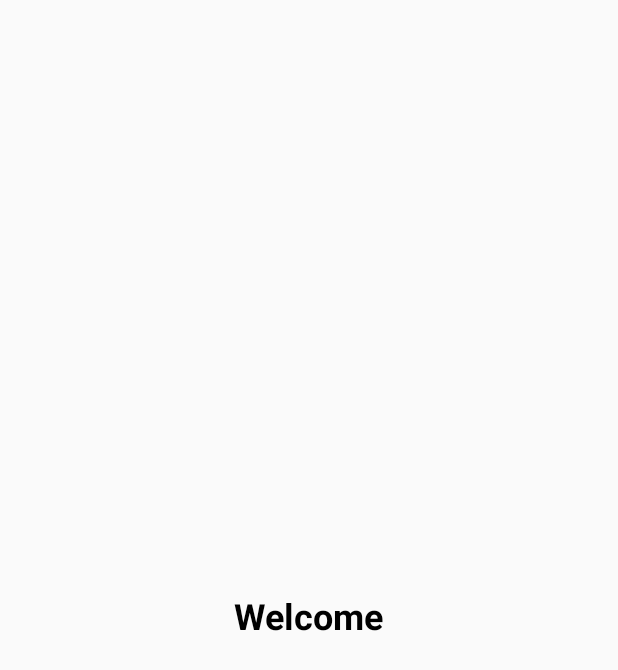
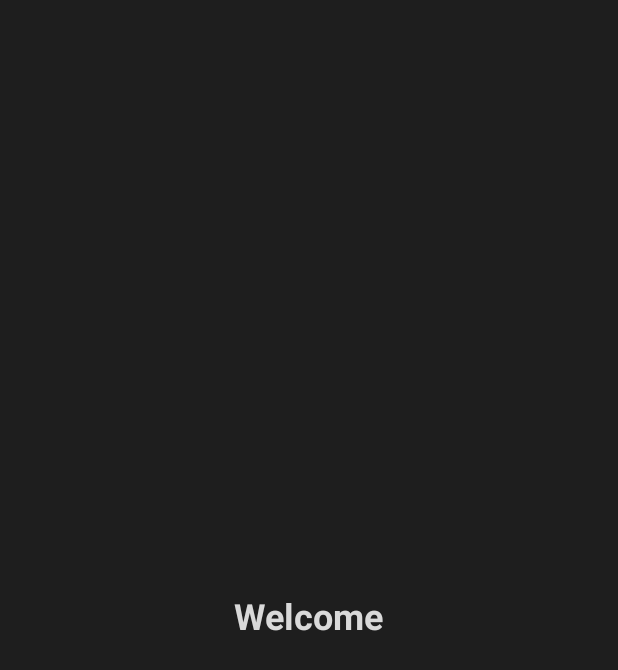
Before and after one commit to ArtanBajqinca/Coinnect-Four, an Android app built with Jetpack Compose: the screen it shows after launch (MainActivity), on a phone screen of 412 x 824 dp. Shown: the top 670 px of the screen. Run offline under Robolectric (Android 15) with nearby library versions, the phone set to English and light mode, and no system bars.

Commit message:
Change minor UI details on StartScreen.kt

```diff
--- a/app/src/main/java/artan/lavdim_connect_4_group_4/screens/SplashScreen.kt
+++ b/app/src/main/java/artan/lavdim_connect_4_group_4/screens/SplashScreen.kt
@@ -26,7 +26,7 @@ fun SplashScreen(navController: NavController) {
     }
     LaunchedEffect(key1 = true) {
         scale.animateTo(
-            targetValue = 0.5f,
+            targetValue = 0.7f,
             animationSpec = tween(
                 durationMillis = 500,
                 easing = {
--- a/app/src/main/java/artan/lavdim_connect_4_group_4/screens/StartScreen.kt
+++ b/app/src/main/java/artan/lavdim_connect_4_group_4/screens/StartScreen.kt
@@ -1,11 +1,13 @@
 package artan.lavdim_connect_4_group_4.screens
 
+import androidx.compose.foundation.background
 import androidx.compose.foundation.layout.Box
 import androidx.compose.foundation.layout.fillMaxSize
 import androidx.compose.material3.Text
 import androidx.compose.runtime.Composable
 import androidx.compose.ui.Alignment
 import androidx.compose.ui.Modifier
+import androidx.compose.ui.graphics.Color
 import androidx.compose.ui.text.font.FontWeight
 import androidx.compose.ui.unit.sp
 import androidx.navigation.NavController
@@ -15,11 +17,13 @@ fun StartScreen(navController: NavController) {
     Box(
         contentAlignment = Alignment.Center,
         modifier = Modifier.fillMaxSize()
+            .background(Color(0xFF1E1E1E))
     ) {
         Text(
             text = "Welcome",
             fontSize = 24.sp,
-            fontWeight = FontWeight.Bold
+            fontWeight = FontWeight.Bold,
+            color = Color(0xFFD9D9D9)
         )
     }
 }
```
